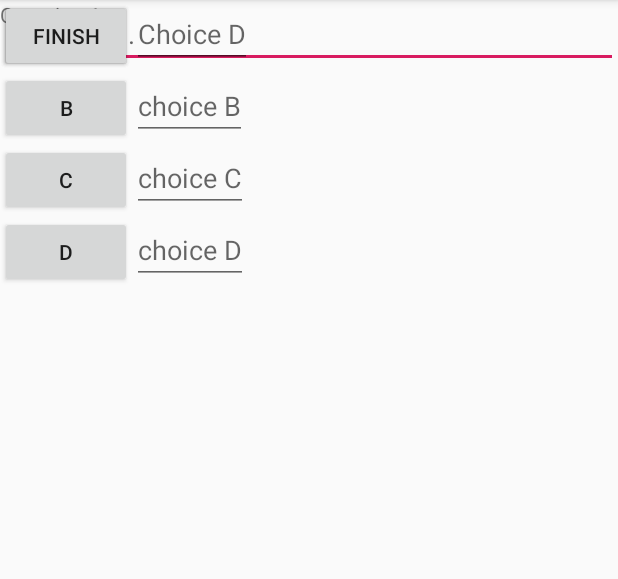
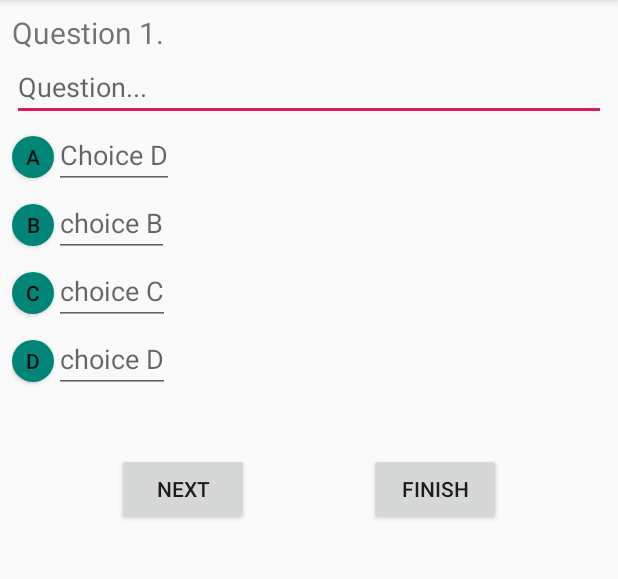
Before and after one commit to sysu-abi/Client, an Android app: the CreatSurveyActivity screen opened directly, with no data from a screen before it, on a phone screen of 412 x 824 dp, the part 84-663 px from its top. Run offline under Robolectric (Android 15) with nearby library versions, the phone set to English and light mode, and no system bars; our stand-ins replace RxJava; network calls fail.

Commit message:
fix survey

```diff
--- a/Ceres/app/build.gradle
+++ b/Ceres/app/build.gradle
@@ -43,6 +43,7 @@ dependencies {
     implementation 'androidx.vectordrawable:vectordrawable:1.0.1'
     implementation 'androidx.legacy:legacy-support-v4:1.0.0'
     implementation 'androidx.recyclerview:recyclerview:1.0.0'
+
     implementation 'androidx.lifecycle:lifecycle-extensions:2.0.0'
     testImplementation 'junit:junit:4.12'
     androidTestImplementation 'androidx.test:runner:1.2.0'
--- a/Ceres/app/src/main/java/com/sysu/ceres/activity/CreatSurveyActivity.java
+++ b/Ceres/app/src/main/java/com/sysu/ceres/activity/CreatSurveyActivity.java
@@ -26,11 +26,11 @@ import static android.content.ContentValues.TAG;
 public class CreatSurveyActivity extends AppCompatActivity {
 
     //Todo
-    long tid;
+    int tid;
     private static final String ARG_SURVEY_TID = "task_tid";
 
-    private long sid;
-    private long qid;
+    private int sid;
+    private int qid;
     TextView question_id;
     EditText question_content;
     EditText choice_a;
@@ -55,7 +55,7 @@ public class CreatSurveyActivity extends AppCompatActivity {
         public void onNext(SurveyList surveyList) {
             Log.d(TAG, "onNext: " + surveyList.getStatus());
             Log.d("surveyList ", surveyList.toString());
-            //sid = surveyList.getSurvey().get(0).getSid();
+            sid = surveyList.getSurvey().get(0).getSid().intValue();
         }
     };
 
--- a/Ceres/app/src/main/java/com/sysu/ceres/activity/StatisticListActivity.java
+++ b/Ceres/app/src/main/java/com/sysu/ceres/activity/StatisticListActivity.java
@@ -14,7 +14,7 @@ import com.sysu.ceres.fragment.TaskListFragment;
 public class StatisticListActivity extends AppCompatActivity {
     private static final String ARG_SURVEY_SID = "survey_sid";
     //todo
-    long sid;
+    int sid;
 
     private FragmentTransaction transaction;
     private FragmentManager fragmentManager;
--- a/Ceres/app/src/main/java/com/sysu/ceres/adapter/MyStatisticsRecyclerViewAdapter.java
+++ b/Ceres/app/src/main/java/com/sysu/ceres/adapter/MyStatisticsRecyclerViewAdapter.java
@@ -9,6 +9,7 @@ import android.widget.TextView;
 
 import com.sysu.ceres.R;
 import com.sysu.ceres.model.Statistic;
+import com.sysu.ceres.model.StatisticList;
 
 import java.util.List;
 
@@ -18,6 +19,11 @@ public class MyStatisticsRecyclerViewAdapter extends RecyclerView.Adapter<MyStat
 
     public MyStatisticsRecyclerViewAdapter(List<Statistic> items) {
         mValues = items;
+    }
+
+    public void setStatisticList(List<Statistic> statisticList) {
+        mValues = statisticList;
+        notifyDataSetChanged();
     }
 
     @Override
--- a/Ceres/app/src/main/java/com/sysu/ceres/fragment/TaskListFragment.java
+++ b/Ceres/app/src/main/java/com/sysu/ceres/fragment/TaskListFragment.java
@@ -40,7 +40,6 @@ public class TaskListFragment extends Fragment {
     private static final String ARG_GET_TASK_METHOD = "tasklist_method";
     private static final String ARG_GET_TASK_ORDER = "tasklist_order";
     // TODO: Customize parameters
-    private int mColumnCount = 1;
     private OnListFragmentInteractionListener mListener;
     private List<Task> myTaskList = new ArrayList<>();
     private MyTaskRecyclerViewAdapter myListViewAdapter;
--- a/Ceres/app/src/main/java/com/sysu/ceres/http/ApiService.java
+++ b/Ceres/app/src/main/java/com/sysu/ceres/http/ApiService.java
@@ -110,7 +110,7 @@ public interface ApiService {
 
     // 添加调查问卷问题：http://111.230.13.139:8080/ServerAndDB/addQuestion?sid=2&qid=5&qtype=choice&qtitle=where&answer_a=guanghzou&answer_b=shanghai&answer_c=shenzhen&answer_d=others
     @POST("addQuestion")
-    Observable<Status> addQuestion(@Query("sid") long sid, @Query("qid") long qid,
+    Observable<Status> addQuestion(@Query("sid") int sid, @Query("qid") int qid,
                                        @Query("qtype") String qtype, @Query("qtitle") String qtitle,
                                        @Query("answer_a") String answer_a, @Query("answer_b") String answer_b,
                                        @Query("answer_c") String answer_c, @Query("answer_d") String answer_d);
@@ -120,18 +120,18 @@ public interface ApiService {
 
     // 获取指定Task下的所有调查问卷  http://111.230.13.139:8080/ServerAndDB/getSurveyList?tid=3
     @POST("getSurveyList")
-    Observable<SurveyList> getSurveyList(@Query("tid") long tid);
+    Observable<SurveyList> getSurveyList(@Query("tid") int tid);
 
     // 获取指定调查问卷的所有问题 http://111.230.13.139:8080/ServerAndDB/getSurvey?sid=3
     @POST("getSurvey")
-    Observable<SurveyFull> getQuestionList(@Query("sid") long sid);
+    Observable<SurveyFull> getQuestionList(@Query("sid") int sid);
 
     // 更新调查问卷选项信息 http://111.230.13.139:8080/ServerAndDB/updateAnswers?sid=2&qid=4&answer=A
     @POST("updateAnswers")
-    Observable<Status> updateAnswers(@Query("sid") long sid, @Query("qid") long qid, @Query("answer") String answer);
+    Observable<Status> updateAnswers(@Query("sid") int sid, @Query("qid") int qid, @Query("answer") String answer);
 
     // 获取调查问卷统计数据 http://111.230.13.139:8080/ServerAndDB/getAnswers?sid=3
     @POST("getAnswers")
-    Observable<StatisticList> getStatisticsList(@Query("sid") long sid);
+    Observable<StatisticList> getStatisticsList(@Query("sid") int sid);
 
 }
--- /dev/null
+++ b/Ceres/app/src/main/res/drawable/circle_shape.xml
@@ -0,0 +1,9 @@
+<?xml version="1.0" encoding="utf-8"?>
+<shape
+    xmlns:android="http://schemas.android.com/apk/res/android"
+    android:shape="rectangle">
+    <solid
+        android:color="@color/colorPrimary"></solid>
+    <corners
+        android:radius="360dp"></corners>
+</shape>
--- a/Ceres/app/src/main/res/layout/activity_creat_survey.xml
+++ b/Ceres/app/src/main/res/layout/activity_creat_survey.xml
@@ -4,35 +4,41 @@
     xmlns:tools="http://schemas.android.com/tools"
     android:layout_width="match_parent"
     android:layout_height="match_parent"
-    tools:context=".activity.CreatSurveyActivity">
+    tools:context=".activity.CreatSurveyActivity"
+    android:layout_margin="8dp">
 
     <TextView
         android:id="@+id/create_qid"
         android:layout_width="wrap_content"
         android:layout_height="wrap_content"
-        android:text="Question 1" />
+        android:text="Question 1"
+        app:layout_constraintTop_toTopOf="parent"
+        app:layout_constraintLeft_toLeftOf="parent"
+        android:textSize="20dp"/>
 
     <EditText
         android:id="@+id/question_content"
         android:layout_width="match_parent"
         android:layout_height="wrap_content"
-        android:hint="this is a question content"/>
+        android:hint="this is a question content"
+        app:layout_constraintTop_toBottomOf="@id/create_qid"/>
 
     <androidx.appcompat.widget.LinearLayoutCompat
+        android:id="@+id/all_choice"
         android:layout_width="match_parent"
         android:layout_height="wrap_content"
         android:orientation="vertical"
-        tools:layout_editor_absoluteX="0dp"
-        tools:layout_editor_absoluteY="72dp">
+        app:layout_constraintTop_toBottomOf="@id/question_content">
 
         <androidx.appcompat.widget.LinearLayoutCompat
             android:layout_width="match_parent"
             android:layout_height="wrap_content"
             android:orientation="horizontal">
             <Button
-                android:layout_width="wrap_content"
-                android:layout_height="wrap_content"
-                android:text="A" />
+                android:background="@drawable/circle_shape"
+                android:layout_width="28dp"
+                android:layout_height="28dp"
+                android:text="A"/>
 
             <EditText
                 android:id="@+id/choice_a"
@@ -46,8 +52,9 @@
             android:layout_height="wrap_content"
             android:orientation="horizontal">
             <Button
-                android:layout_width="wrap_content"
-                android:layout_height="wrap_content"
+                android:background="@drawable/circle_shape"
+                android:layout_width="28dp"
+                android:layout_height="28dp"
                 android:text="B" />
 
             <EditText
@@ -62,8 +69,9 @@
             android:layout_height="wrap_content"
             android:orientation="horizontal">
             <Button
-                android:layout_width="wrap_content"
-                android:layout_height="wrap_content"
+                android:background="@drawable/circle_shape"
+                android:layout_width="28dp"
+                android:layout_height="28dp"
                 android:text="C" />
 
             <EditText
@@ -78,8 +86,9 @@
             android:layout_height="wrap_content"
             android:orientation="horizontal">
             <Button
-                android:layout_width="wrap_content"
-                android:layout_height="wrap_content"
+                android:background="@drawable/circle_shape"
+                android:layout_width="28dp"
+                android:layout_height="28dp"
                 android:text="D" />
 
             <EditText
@@ -91,20 +100,27 @@
 
     </androidx.appcompat.widget.LinearLayoutCompat>
 
+    <LinearLayout
+        android:orientation="horizontal"
+        android:gravity="center_horizontal"
+        android:layout_width="match_parent"
+        android:layout_height="wrap_content"
+        app:layout_constraintTop_toBottomOf="@id/all_choice">
+
         <Button
             android:id="@+id/create_ques_next_btn"
             android:layout_width="wrap_content"
             android:layout_height="wrap_content"
             android:text="Next"
-        tools:layout_editor_absoluteX="59dp"
-        tools:layout_editor_absoluteY="302dp" />
+            android:layout_margin="40dp" />
 
         <Button
             android:id="@+id/create_ques_finish_btn"
             android:layout_width="wrap_content"
             android:layout_height="wrap_content"
             android:text="Finish"
-        tools:layout_editor_absoluteX="282dp"
-        tools:layout_editor_absoluteY="302dp" />
+            android:layout_margin="40dp" />
+
+    </LinearLayout>
 
 </androidx.constraintlayout.widget.ConstraintLayout>
--- a/Ceres/app/src/main/res/layout/fragment_message_list.xml
+++ b/Ceres/app/src/main/res/layout/fragment_message_list.xml
@@ -6,7 +6,6 @@
     android:layout_height="match_parent"
     tools:context=".fragment.MessageFragment"
     >
-
     <androidx.recyclerview.widget.RecyclerView
         android:id="@+id/message_list"
         android:name="com.sysu.ceres.MessageFragment"
--- a/Ceres/app/src/main/res/layout/fragment_task_list.xml
+++ b/Ceres/app/src/main/res/layout/fragment_task_list.xml
@@ -5,6 +5,7 @@
     android:layout_width="match_parent"
     android:layout_height="match_parent"
     tools:context=".fragment.TaskListFragment"
+    android:descendantFocusability="blocksDescendants"
     >
     <org.angmarch.views.NiceSpinner
         android:id="@+id/nice_spinner"
@@ -24,13 +25,13 @@
         android:text="降序"
         android:layout_margin="10dp"
         />
-
 <androidx.recyclerview.widget.RecyclerView
     android:id="@+id/task_list"
     android:name="com.sysu.ceres.TaskFragment"
     android:layout_width="match_parent"
     app:layout_constraintTop_toBottomOf="@id/nice_spinner"
     android:layout_height="0dp"
+    app:layout_constraintBottom_toBottomOf="parent"
     android:layout_marginLeft="16dp"
     android:layout_marginRight="16dp"
     app:layoutManager="LinearLayoutManager"
```
Also changed, not shown: Ceres/app/src/main/java/com/sysu/ceres/activity/DoSurveyActivity.java (+57 -17 lines), Ceres/app/src/main/java/com/sysu/ceres/fragment/StatisticsFragment.java (+10 -6 lines), Ceres/app/src/main/java/com/sysu/ceres/fragment/TaskDetailFragment.java (+7 -3 lines), Ceres/app/src/main/java/com/sysu/ceres/http/ApiMethods.java (+5 -5 lines), Ceres/app/src/main/java/com/sysu/ceres/model/QuestionList.java (+6 -6 lines), Ceres/app/src/main/java/com/sysu/ceres/model/Statistic.java (+18 -18 lines), Ceres/app/src/main/java/com/sysu/ceres/model/Survey.java (+6 -6 lines), Ceres/app/src/main/res/layout/activity_do_survey.xml (+11 -8 lines), Ceres/app/src/main/res/layout/activity_main.xml (+5 -5 lines). Lines whose indentation alone changed are shown as unchanged.
